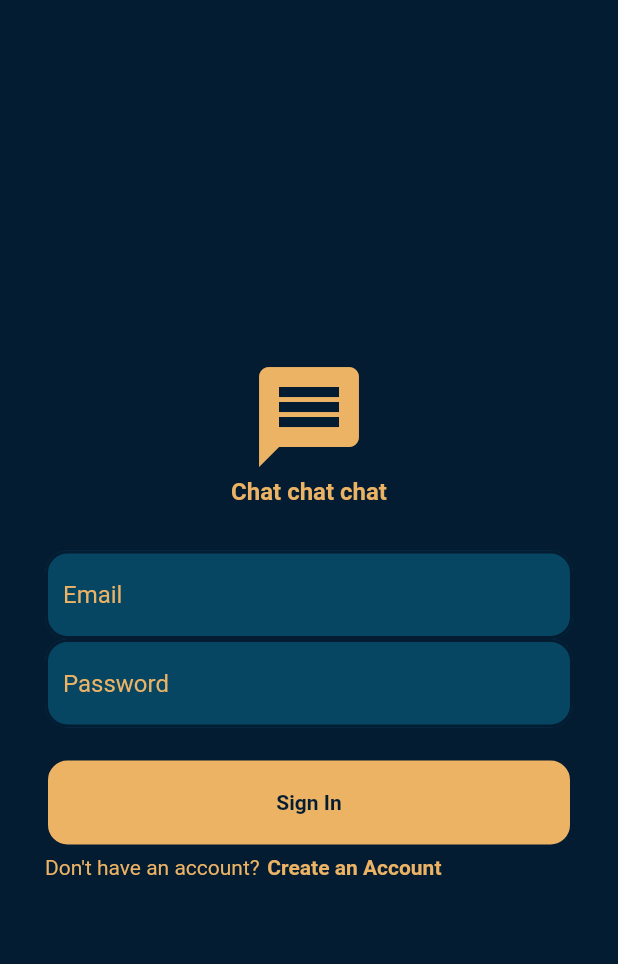
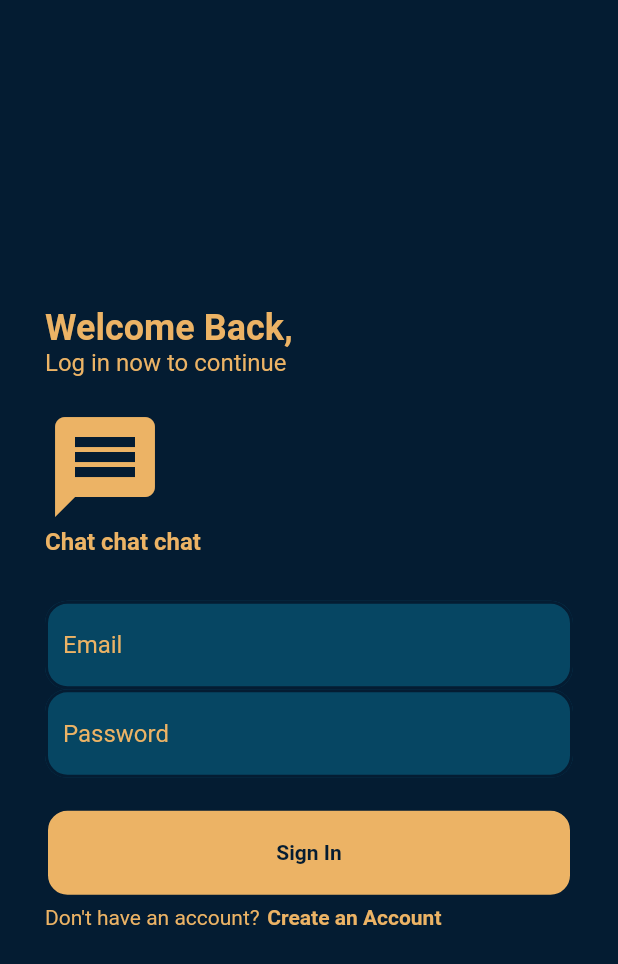
Before and after one commit to DaffaPraw/ChatApp, a Flutter app: the screen it shows after launch, on a phone screen of 412 x 824 dp. Shown: the top 964 px of the screen. Run offline on Flutter 3.47's test engine with Material 2 defaults, Android fonts, the phone set to English and light mode, and no system bars.

Commit message:
update login_page dikit

```diff
--- a/lib/pages/login_page.dart
+++ b/lib/pages/login_page.dart
@@ -29,9 +29,28 @@ class _LoginPageState extends State<LoginPage> {
           padding: const EdgeInsets.symmetric(horizontal: 30.0),
           child: Column(
             mainAxisAlignment: MainAxisAlignment.center,
+            crossAxisAlignment: CrossAxisAlignment.start, // Menambahkan ini
             children: [
-              const SizedBox(height: 0),
+              // Teks "Welcome Back,"
+              Text(
+                "Welcome Back,",
+                style: TextStyle(
+                  fontSize: 24,
+                  color: Color(0xFFECB365),
+                  fontWeight: FontWeight.bold,
+                ),
+              ),
 
+              // Teks "Log in now to continue"
+              Text(
+                "Log in now to continue",
+                style: TextStyle(
+                  fontSize: 16,
+                  color: Color(0xFFECB365),
+                ),
+              ),
+
+              const SizedBox(height: 20),
               // logo
               Icon(
                 Icons.message,
```
